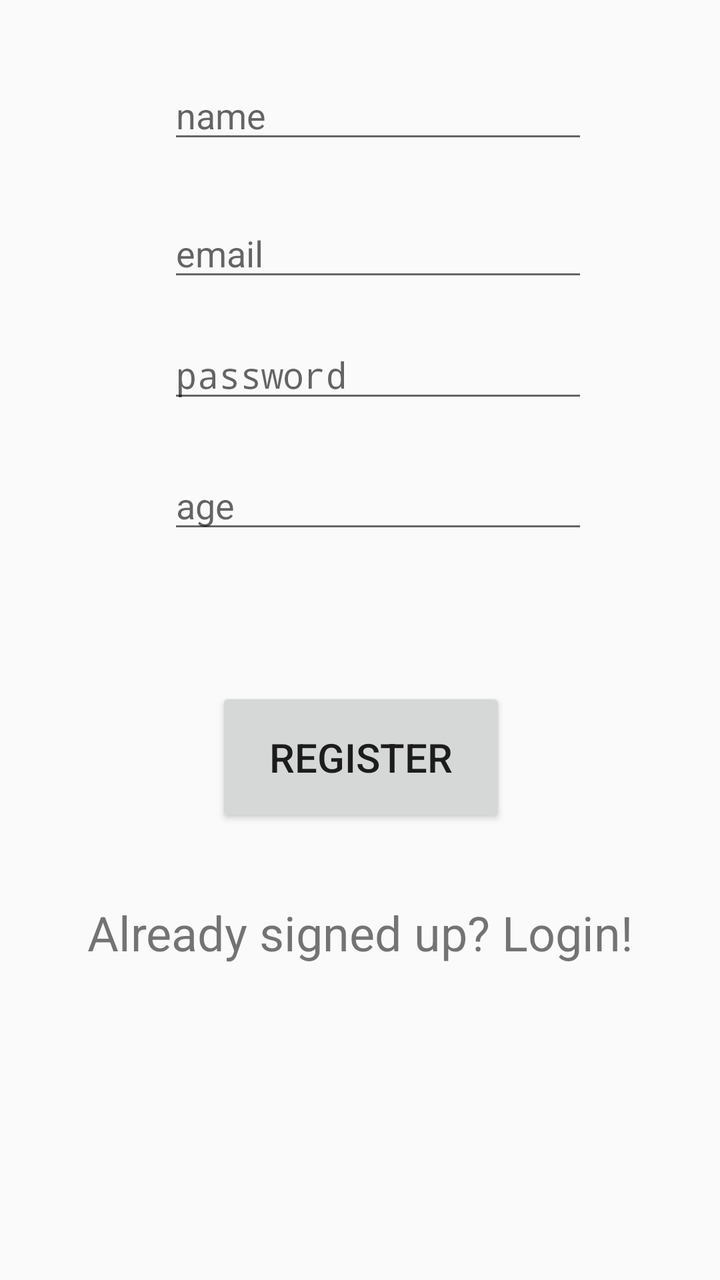
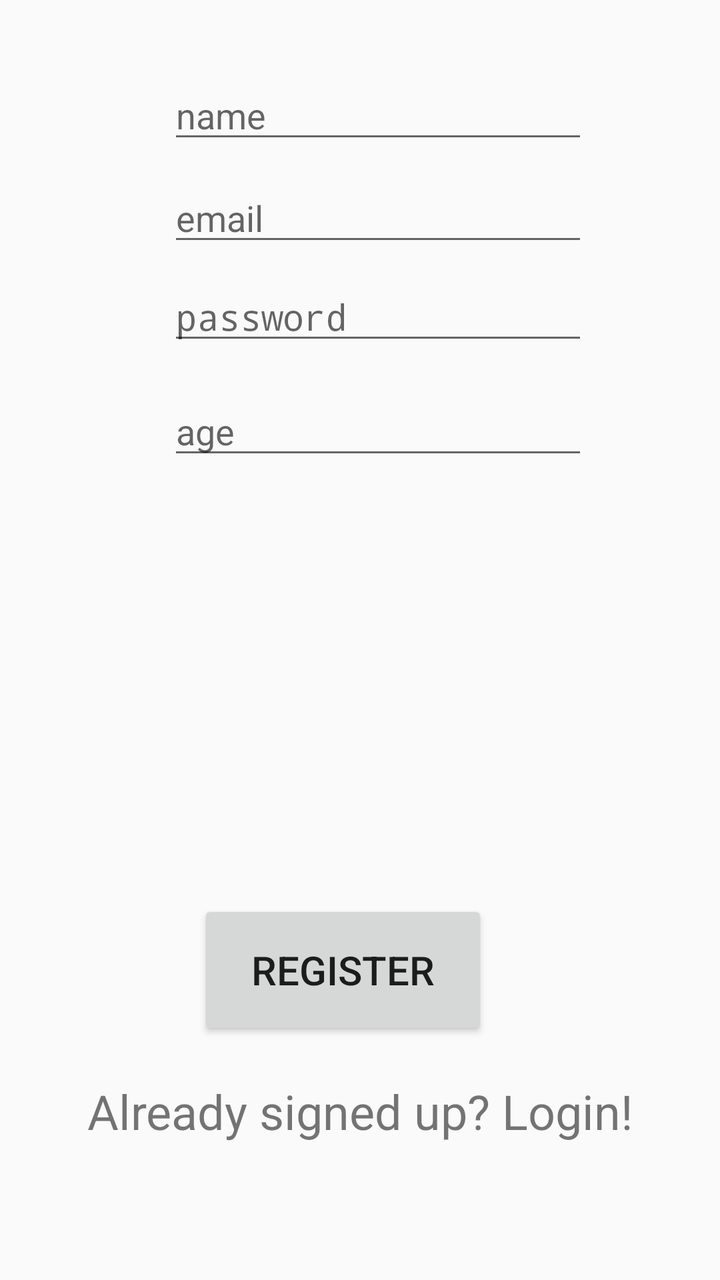

Before-and-after screenshots of an Android layout around one commit, followed by the original layout XML and the change that was made.
<!-- AndroidManifest.xml: application theme AppTheme -->
<!-- res/layout/activity_register_to_firebase.xml -->
<?xml version="1.0" encoding="utf-8"?>
<android.support.constraint.ConstraintLayout xmlns:android="http://schemas.android.com/apk/res/android"
    xmlns:app="http://schemas.android.com/apk/res-auto"
    xmlns:tools="http://schemas.android.com/tools"
    android:layout_width="match_parent"
    android:layout_height="match_parent"
    tools:context=".RegisterToFirebaseActivity">

    <EditText
        android:id="@+id/updateNameET"
        android:layout_width="wrap_content"
        android:layout_height="wrap_content"
        android:layout_marginBottom="8dp"
        android:layout_marginEnd="8dp"
        android:layout_marginStart="8dp"
        android:layout_marginTop="8dp"
        android:ems="10"
        android:hint="name"
        android:inputType="textPersonName"
        app:layout_constraintBottom_toBottomOf="parent"
        app:layout_constraintEnd_toEndOf="parent"
        app:layout_constraintHorizontal_bias="0.568"
        app:layout_constraintStart_toStartOf="parent"
        app:layout_constraintTop_toTopOf="parent"
        app:layout_constraintVertical_bias="0.047" />

    <EditText
        android:id="@+id/updateEmailET"
        android:layout_width="wrap_content"
        android:layout_height="wrap_content"
        android:layout_marginBottom="8dp"
        android:layout_marginEnd="8dp"
        android:layout_marginStart="8dp"
        android:layout_marginTop="8dp"
        android:ems="10"
        android:hint="email"
        android:inputType="textEmailAddress"
        app:layout_constraintBottom_toBottomOf="parent"
        app:layout_constraintEnd_toEndOf="parent"
        app:layout_constraintHorizontal_bias="0.568"
        app:layout_constraintStart_toStartOf="parent"
        app:layout_constraintTop_toBottomOf="@+id/updateNameET"
        app:layout_constraintVertical_bias="0.039" />

    <EditText
        android:id="@+id/userPasswordField"
        android:layout_width="wrap_content"
        android:layout_height="wrap_content"
        android:layout_marginBottom="8dp"
        android:layout_marginEnd="8dp"
        android:layout_marginStart="8dp"
        android:layout_marginTop="8dp"
        android:ems="10"
        android:hint="password"
        android:inputType="textPassword"
        app:layout_constraintBottom_toBottomOf="parent"
        app:layout_constraintEnd_toEndOf="parent"
        app:layout_constraintHorizontal_bias="0.568"
        app:layout_constraintStart_toStartOf="parent"
        app:layout_constraintTop_toBottomOf="@+id/updateEmailET"
        app:layout_constraintVertical_bias="0.026" />

    <Button
        android:id="@+id/registerButton"
        android:layout_width="145dp"
        android:layout_height="70dp"
        android:layout_marginBottom="52dp"
        android:layout_marginEnd="8dp"
        android:layout_marginStart="8dp"
        android:layout_marginTop="8dp"
        android:text="REGISTER"
        android:textSize="20sp"
        app:layout_constraintBottom_toBottomOf="parent"
        app:layout_constraintEnd_toEndOf="parent"
        app:layout_constraintHorizontal_bias="0.502"
        app:layout_constraintStart_toStartOf="parent"
        app:layout_constraintTop_toBottomOf="@+id/updateAgeET"
        app:layout_constraintVertical_bias="0.269" />

    <TextView
        android:id="@+id/userLoginView"
        android:layout_width="wrap_content"
        android:layout_height="wrap_content"
        android:layout_marginBottom="8dp"
        android:layout_marginEnd="8dp"
        android:layout_marginStart="8dp"
        android:layout_marginTop="8dp"
        android:text="Already signed up? Login!"
        android:textSize="24sp"
        app:layout_constraintBottom_toBottomOf="parent"
        app:layout_constraintEnd_toEndOf="parent"
        app:layout_constraintHorizontal_bias="0.505"
        app:layout_constraintStart_toStartOf="parent"
        app:layout_constraintTop_toBottomOf="@+id/registerButton"
        app:layout_constraintVertical_bias="0.159" />

    <EditText
        android:id="@+id/updateAgeET"
        android:layout_width="wrap_content"
        android:layout_height="wrap_content"
        android:layout_marginBottom="8dp"
        android:layout_marginEnd="8dp"
        android:layout_marginStart="8dp"
        android:layout_marginTop="16dp"
        android:ems="10"
        android:hint="age"
        android:inputType="number"
        app:layout_constraintBottom_toBottomOf="parent"
        app:layout_constraintEnd_toEndOf="parent"
        app:layout_constraintHorizontal_bias="0.568"
        app:layout_constraintStart_toStartOf="parent"
        app:layout_constraintTop_toBottomOf="@+id/userPasswordField"
        app:layout_constraintVertical_bias="0.022" />
    ImageView
        android:id="@+id/profileImageView"
        android:layout_width="110dp"
        android:layout_height="110dp"
        android:layout_marginBottom="8dp"
        android:layout_marginEnd="8dp"
        android:layout_marginStart="8dp"
        android:layout_marginTop="8dp"
        android:src="@mipmap/ic_launcher"
        app:layout_constraintBottom_toTopOf="@+id/updateNameET"
        app:layout_constraintEnd_toEndOf="parent"
        app:layout_constraintStart_toStartOf="parent"
        app:layout_constraintTop_toTopOf="parent"
        app:layout_constraintVertical_bias="0.0" />

</android.support.constraint.ConstraintLayout>
<!-- resources referenced by this layout -->
<resources>
  <!-- mipmap ic_launcher (mipmap-anydpi-v26) -->
  <?xml version="1.0" encoding="utf-8"?>
  <adaptive-icon xmlns:android="http://schemas.android.com/apk/res/android">
      <background android:drawable="@drawable/ic_launcher_background" />
      <foreground android:drawable="@drawable/ic_launcher_foreground" />
  </adaptive-icon>
  <style name="AppTheme" parent="Theme.AppCompat.Light.NoActionBar">
          
          <item name="colorPrimary">@color/colorPrimary</item>
          <item name="colorPrimaryDark">@color/colorPrimaryDark</item>
          <item name="colorAccent">@color/colorAccent</item>
      </style>
  <!-- drawable ic_launcher_background: vector/xml drawable (drawable, 5605 chars, omitted) -->
  <!-- drawable ic_launcher_foreground (drawable-v24) -->
  <vector xmlns:android="http://schemas.android.com/apk/res/android"
      xmlns:aapt="http://schemas.android.com/aapt"
      android:width="108dp"
      android:height="108dp"
      android:viewportHeight="108"
      android:viewportWidth="108">
      <path
          android:fillType="evenOdd"
          android:pathData="M32,64C32,64 38.39,52.99 44.13,50.95C51.37,48.37 70.14,49.57 70.14,49.57L108.26,87.69L108,109.01L75.97,107.97L32,64Z"
          android:strokeColor="#00000000"
          android:strokeWidth="1">
          <aapt:attr name="android:fillColor">
              <gradient
                  android:endX="78.5885"
                  android:endY="90.9159"
                  android:startX="48.7653"
                  android:startY="61.0927"
                  android:type="linear">
                  <item
                      android:color="#44000000"
                      android:offset="0.0" />
                  <item
                      android:color="#00000000"
                      android:offset="1.0" />
              </gradient>
          </aapt:attr>
      </path>
      <path
          android:fillColor="#FFFFFF"
          android:fillType="nonZero"
          android:pathData="M66.94,46.02L66.94,46.02C72.44,50.07 76,56.61 76,64L32,64C32,56.61 35.56,50.11 40.98,46.06L36.18,41.19C35.45,40.45 35.45,39.3 36.18,38.56C36.91,37.81 38.05,37.81 38.78,38.56L44.25,44.05C47.18,42.57 50.48,41.71 54,41.71C57.48,41.71 60.78,42.57 63.68,44.05L69.11,38.56C69.84,37.81 70.98,37.81 71.71,38.56C72.44,39.3 72.44,40.45 71.71,41.19L66.94,46.02ZM62.94,56.92C64.08,56.92 65,56.01 65,54.88C65,53.76 64.08,52.85 62.94,52.85C61.8,52.85 60.88,53.76 60.88,54.88C60.88,56.01 61.8,56.92 62.94,56.92ZM45.06,56.92C46.2,56.92 47.13,56.01 47.13,54.88C47.13,53.76 46.2,52.85 45.06,52.85C43.92,52.85 43,53.76 43,54.88C43,56.01 43.92,56.92 45.06,56.92Z"
          android:strokeColor="#00000000"
          android:strokeWidth="1" />
  </vector>
  <color name="colorPrimary">#3F51B5</color>
  <color name="colorPrimaryDark">#303F9F</color>
  <color name="colorAccent">#FF4081</color>
</resources>

<!-- the commit's change to res/layout/activity_register_to_firebase.xml (unified diff, before → after) -->
@@ -5,6 +5,8 @@
     android:layout_width="match_parent"
     android:layout_height="match_parent"
     tools:context=".RegisterToFirebaseActivity">
+
+
 
     <EditText
         android:id="@+id/updateNameET"
@@ -40,7 +42,7 @@
         app:layout_constraintHorizontal_bias="0.568"
         app:layout_constraintStart_toStartOf="parent"
         app:layout_constraintTop_toBottomOf="@+id/updateNameET"
-        app:layout_constraintVertical_bias="0.039" />
+        app:layout_constraintVertical_bias="0.004" />
 
     <EditText
         android:id="@+id/userPasswordField"
@@ -58,24 +60,21 @@
         app:layout_constraintHorizontal_bias="0.568"
         app:layout_constraintStart_toStartOf="parent"
         app:layout_constraintTop_toBottomOf="@+id/updateEmailET"
-        app:layout_constraintVertical_bias="0.026" />
+        app:layout_constraintVertical_bias="0.0" />
 
     <Button
         android:id="@+id/registerButton"
         android:layout_width="145dp"
         android:layout_height="70dp"
-        android:layout_marginBottom="52dp"
+        android:layout_marginBottom="120dp"
         android:layout_marginEnd="8dp"
         android:layout_marginStart="8dp"
-        android:layout_marginTop="8dp"
         android:text="REGISTER"
         android:textSize="20sp"
         app:layout_constraintBottom_toBottomOf="parent"
         app:layout_constraintEnd_toEndOf="parent"
-        app:layout_constraintHorizontal_bias="0.502"
-        app:layout_constraintStart_toStartOf="parent"
-        app:layout_constraintTop_toBottomOf="@+id/updateAgeET"
-        app:layout_constraintVertical_bias="0.269" />
+        app:layout_constraintHorizontal_bias="0.457"
+        app:layout_constraintStart_toStartOf="parent" />
 
     <TextView
         android:id="@+id/userLoginView"
@@ -110,7 +109,22 @@
         app:layout_constraintHorizontal_bias="0.568"
         app:layout_constraintStart_toStartOf="parent"
         app:layout_constraintTop_toBottomOf="@+id/userPasswordField"
-        app:layout_constraintVertical_bias="0.022" />
+        app:layout_constraintVertical_bias="0.0" />
+
+    <TextView
+        android:id="@+id/errorDetailsView"
+        android:layout_width="wrap_content"
+        android:layout_height="wrap_content"
+        android:layout_marginBottom="8dp"
+        android:layout_marginEnd="8dp"
+        android:layout_marginStart="8dp"
+        android:layout_marginTop="8dp"
+        android:textSize="14sp"
+        app:layout_constraintBottom_toBottomOf="parent"
+        app:layout_constraintEnd_toEndOf="parent"
+        app:layout_constraintStart_toStartOf="parent"
+        app:layout_constraintTop_toBottomOf="@+id/updateAgeET"
+        app:layout_constraintVertical_bias="0.145" />
     ImageView
         android:id="@+id/profileImageView"
         android:layout_width="110dp"
